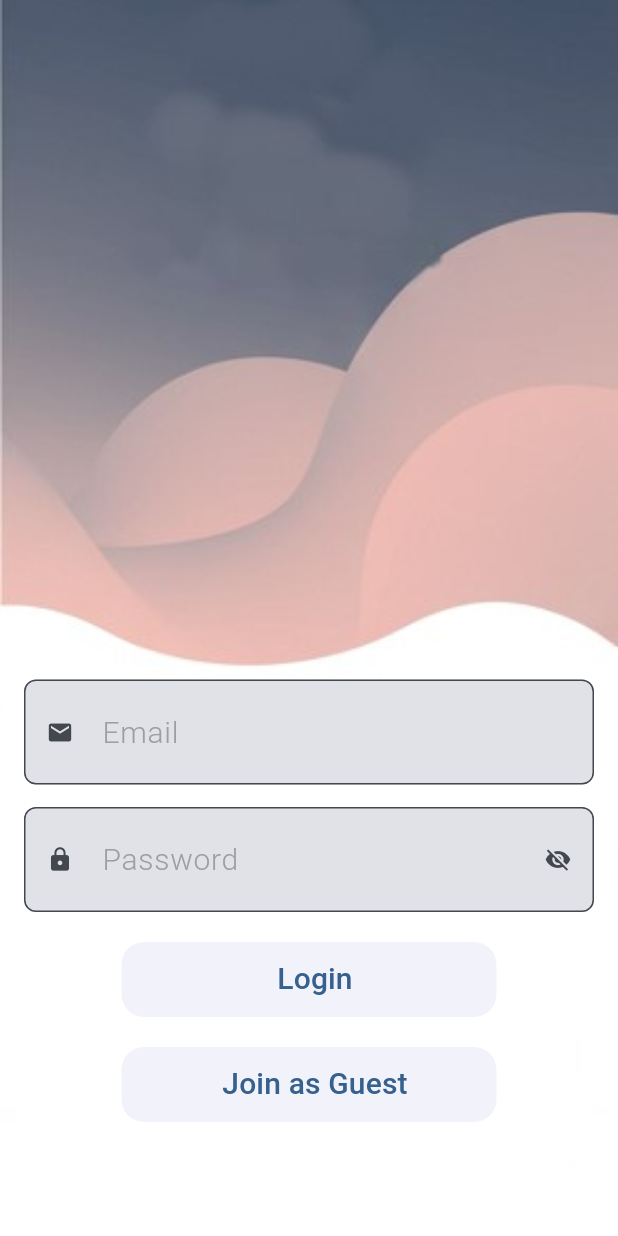
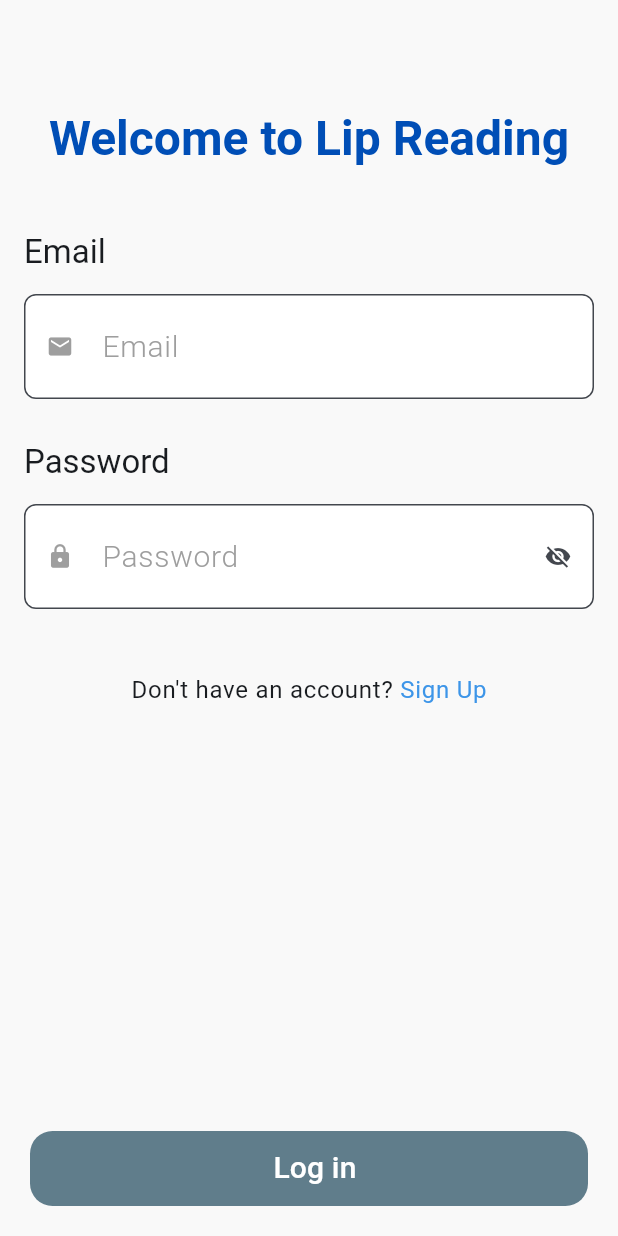
Before and after one commit to Abdelrahman-Wael-1029/lip_reading, a Flutter app: the LoginScreen screen opened by its route, on a phone screen of 412 x 824 dp. Run offline on Flutter 3.47's test engine with Material 3 defaults, Android fonts, the phone set to English and light mode, and no system bars; our stand-ins replace animated_text_kit, bloc, firebase_auth, firebase_core, flutter_bloc, image_picker and 2 more; accounts and stored records are empty.

Commit message:
craete login screen

```diff
--- a/lib/cubit/auth/auth_cubit.dart
+++ b/lib/cubit/auth/auth_cubit.dart
@@ -24,6 +24,7 @@ class AuthCubit extends Cubit<AuthState> {
       await _auth.signInWithEmailAndPassword(email: email, password: password);
       emit(LoginSuccess());
     } catch (e) {
+      print("error"+e.toString());
       emit(LoginFailure(errorMessage: e.toString()));
     }
   }
--- a/lib/screens/auth/login_screen.dart
+++ b/lib/screens/auth/login_screen.dart
@@ -4,7 +4,10 @@ import 'package:lip_reading/components/custom_button.dart';
 import 'package:lip_reading/components/custom_text_from_field.dart';
 import 'package:lip_reading/cubit/auth/auth_cubit.dart';
 import 'package:lip_reading/cubit/auth/auth_state.dart';
-import 'package:lip_reading/utils/app_assets.dart';
+import 'package:lip_reading/screens/auth/signup_screen.dart';
+import 'package:lip_reading/screens/lip_reading/lip_reading_screen.dart';
+import 'package:lip_reading/utils/app_colors.dart';
+import 'package:lip_reading/utils/utils.dart';
 
 class LoginScreen extends StatelessWidget {
   LoginScreen({super.key});
@@ -13,82 +16,87 @@ class LoginScreen extends StatelessWidget {
 
   final TextEditingController emailController = TextEditingController();
   final TextEditingController passwordController = TextEditingController();
+  final formKey = GlobalKey<FormState>();
 
   @override
   Widget build(BuildContext context) {
     return SafeArea(
       child: Scaffold(
-        body: Stack(
+        resizeToAvoidBottomInset: false,
+        body: SingleChildScrollView(
+          padding: const EdgeInsets.all(16),
+          child: Form(
+            key: formKey,
+            child: Column(
+              crossAxisAlignment: CrossAxisAlignment.start,
+              mainAxisSize: MainAxisSize.min,
               children: [
-            _buildBackground(),
-            _buildLoginForm(context),
-          ],
+                SizedBox(
+                  height: getSizedBox(context)! * 2,
+                ),
+                Center(
+                  child: Text(
+                    'Welcome to Lip Reading',
+                    style: Theme.of(context).textTheme.headlineLarge!.copyWith(
+                          color: AppColors.secondaryColor,
+                          fontWeight: FontWeight.bold,
                         ),
                   ),
-    );
-  }
-
-  /// Builds the background image
-  Widget _buildBackground() {
-    return Positioned.fill(
-      child: Image.asset(
-        AppAssets.background1,
-        fit: BoxFit.cover,
                 ),
-    );
-  }
-
-  /// Builds the login form positioned at the bottom of the screen
-  Widget _buildLoginForm(BuildContext context) {
-    return Align(
-      alignment: Alignment.bottomCenter,
-      child: SingleChildScrollView(
-        padding: const EdgeInsets.all(16),
-        child: Column(
-          mainAxisSize: MainAxisSize.min,
-          children: [
-            _buildEmailField(context),
-            const SizedBox(height: 15),
-            _buildPasswordField(context),
-            const SizedBox(height: 20),
-            _buildActionButtons(),
-            const SizedBox(height: 60),
-          ],
+                SizedBox(
+                  height: getSizedBox(context)! * 1.5,
                 ),
+                Text(
+                  'Email',
+                  style: Theme.of(context).textTheme.titleLarge!,
                 ),
-    );
-  }
-
-  /// Builds the email input field
-  Widget _buildEmailField(BuildContext context) {
-    return customTextFormField(
+                SizedBox(
+                  height: getSizedBox(context)! / 2,
+                ),
+                customTextFormField(
                   context: context,
                   hintText: 'Email',
                   controller: emailController,
-      prefixIcon: const Icon(Icons.mail),
+                  backgroundColor: Colors.white,
+                  prefixIcon: const Icon(
+                    Icons.mail,
+                    color: AppColors.grey,
+                  ),
                   autovalidateMode: AutovalidateMode.onUserInteraction,
                   validator: (_) {
-        if (emailController.text.isEmpty) return 'this is field is required';
+                    if (emailController.text.isEmpty) {
+                      return 'this is field is required';
+                    }
                     return null;
                   },
-    );
-  }
-
-  /// Builds the password input field with visibility toggle
-  Widget _buildPasswordField(BuildContext context) {
-    return BlocConsumer<AuthCubit, AuthState>(
+                ),
+                SizedBox(
+                  height: getSizedBox(context),
+                ),
+                Text(
+                  'Password',
+                  style: Theme.of(context).textTheme.titleLarge!,
+                ),
+                SizedBox(
+                  height: getSizedBox(context)! / 2,
+                ),
+                BlocConsumer<AuthCubit, AuthState>(
                   listener: (context, state) {},
                   builder: (context, state) {
                     var authCubit = context.read<AuthCubit>();
                     return customTextFormField(
+                      backgroundColor: Colors.white,
                       context: context,
                       hintText: 'Password',
                       controller: passwordController,
-          prefixIcon: const Icon(Icons.lock),
+                      prefixIcon: const Icon(
+                        Icons.lock,
+                        color: AppColors.grey,
+                      ),
                       suffixIcon: IconButton(
                         onPressed: authCubit.toggleVisiablity,
                         icon: Icon(
-              authCubit.isConfirmPasswordVisiable
+                          authCubit.isPasswordVisiable
                               ? Icons.visibility
                               : Icons.visibility_off,
                         ),
@@ -96,17 +104,52 @@ class LoginScreen extends StatelessWidget {
                       autovalidateMode: AutovalidateMode.onUserInteraction,
                       obscureText: !authCubit.isPasswordVisiable,
                       validator: (_) {
-        if (passwordController.text.isEmpty) return 'this is field is required';
+                        if (passwordController.text.isEmpty) {
+                          return 'this is field is required';
+                        }
                         return null;
                       },
                     );
                   },
+                ),
+                SizedBox(
+                  height: getSizedBox(context)! * 1.5,
+                ),
+                Row(
+                  mainAxisAlignment: MainAxisAlignment.center,
+                  children: [
+                    Text(
+                      'Don\'t have an account? ',
+                      style: Theme.of(context).textTheme.bodyLarge,
+                    ),
+                    InkWell(
+                      onTap: () => Navigator.pushReplacementNamed(
+                          context, SignupScreen.routeName),
+                      child: Text(
+                        'Sign Up',
+                        style: Theme.of(context).textTheme.bodyLarge!.copyWith(
+                          color: AppColors.primaryColor,
+                        ),
+                      ),
+                    ),
+                  ],
+                ),
+              ],
+            ),
+          ),
+        ),
+        bottomNavigationBar: _buildActionButtons(context),
+      ),
     );
   }
 
   /// Builds login and guest buttons
-  Widget _buildActionButtons() {
-    return Column(
+  Widget _buildActionButtons(BuildContext context) {
+    return Padding(
+      padding: EdgeInsets.all(getPadding(context)!),
+      child: Column(
+        mainAxisSize: MainAxisSize.min,
+        spacing: getSizedBox(context)! / 2,
         children: [
           BlocConsumer<AuthCubit, AuthState>(
             listener: (context, state) {
@@ -115,7 +158,7 @@ class LoginScreen extends StatelessWidget {
                   SnackBar(content: Text('Login Successful!')),
                 );
                 Navigator.pushReplacementNamed(
-                  context, '/home'); // Navigate to home screen
+                    context, LipReadingScreen.routeName);
               } else if (state is LoginFailure) {
                 ScaffoldMessenger.of(context).showSnackBar(
                   SnackBar(content: Text(state.errorMessage)),
@@ -124,11 +167,14 @@ class LoginScreen extends StatelessWidget {
             },
             builder: (context, state) {
               if (state is LoginLoading) {
-              return const CircularProgressIndicator();
+                return const LinearProgressIndicator();
               }
               return CustomButton(
-              text: 'Login',
+                text: 'Log in',
+                backgroundColor: AppColors.buttonColor,
+                textColor: AppColors.white,
                 onPressed: () {
+                  if (!formKey.currentState!.validate()) return;
                   final authCubit = context.read<AuthCubit>();
                   authCubit.signIn(
                     emailController.text.trim(),
@@ -136,18 +182,13 @@ class LoginScreen extends StatelessWidget {
                   );
                 },
                 height: 50,
-              width: 250,
+                width: double.infinity,
               );
             },
           ),
-        const SizedBox(height: 20),
-        CustomButton(
-          text: 'Join as Guest',
-          onPressed: () {},
-          height: 50,
-          width: 250,
+          // aready have an account button
+        ],
       ),
-      ],
     );
   }
 }
--- a/lib/screens/splash_screen/splash_screen.dart
+++ b/lib/screens/splash_screen/splash_screen.dart
@@ -64,7 +64,7 @@ class _SplashScreenState extends State<SplashScreen>
     // Navigate after 4 seconds
     Timer(Duration(seconds: 4), () {
       if (mounted) {
-        Navigator.pushReplacementNamed(context, SignupScreen.routeName);
+        Navigator.pushReplacementNamed(context, LoginScreen.routeName);
       }
     });
 
```
Also changed, not shown: 1 other file. Lines whose indentation alone changed are shown as unchanged.
